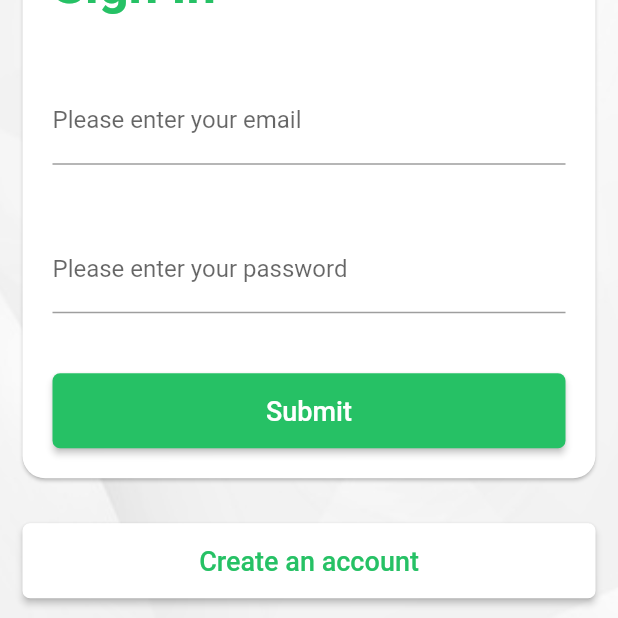
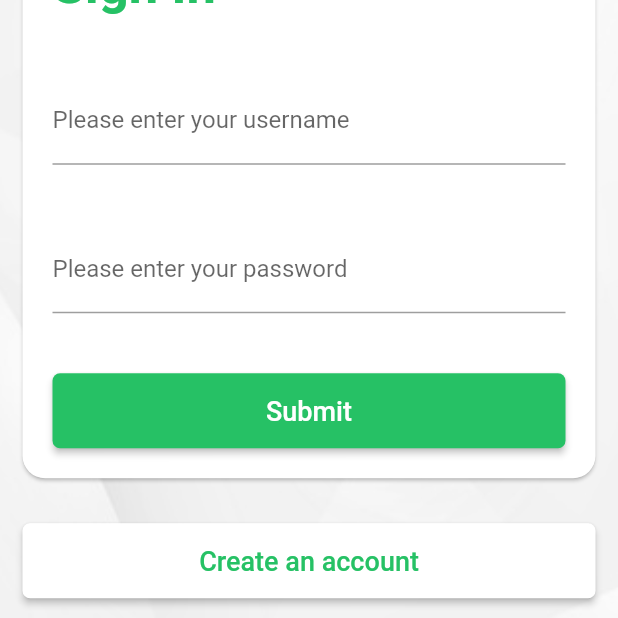
Before and after one commit to SalimVazquez/spike, a Flutter app: the screen it shows after launch, after a tap on "Submit", on a phone screen of 412 x 824 dp, the part 439-1057 px from its top. Run offline on Flutter 3.47's test engine with Material 2 defaults, Android fonts, the phone set to English and light mode, and no system bars; our stand-ins replace dio; network calls fail.

Commit message:
TextEditingController modified for the service

```diff
--- a/lib/src/pages/login.dart
+++ b/lib/src/pages/login.dart
@@ -2,7 +2,7 @@ import 'package:flutter/material.dart';
 import 'package:spike/src/services/api.dart';
 
 class Login extends StatelessWidget {
-  final _email = TextEditingController();
+  final _username = TextEditingController();
   final _password = TextEditingController();
   @override
   Widget build(BuildContext context) {
@@ -47,9 +47,9 @@ class Login extends StatelessWidget {
                       Padding(
                         padding: EdgeInsets.all(20.0),
                         child: TextField(
-                          controller: _email,
+                          controller: _username,
                           decoration: InputDecoration(
-                              labelText: 'Please enter your email'),
+                              labelText: 'Please enter your username'),
                         ),
                       ),
                       Padding(
@@ -72,7 +72,8 @@ class Login extends StatelessWidget {
                             onPressed: () {
                               API api = new API();
                               api.login(context,
-                                  email: _email.text, password: _password.text);
+                                  username: _username.text,
+                                  password: _password.text);
                             },
                             textColor: Colors.white,
                             child: Text(
```
